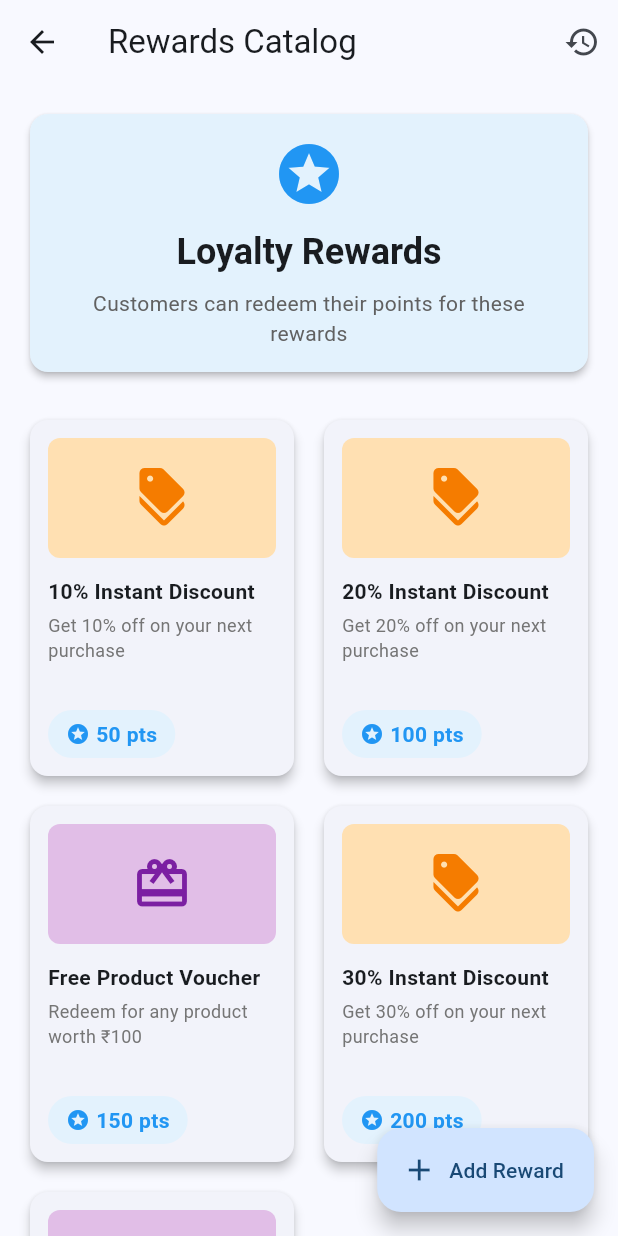
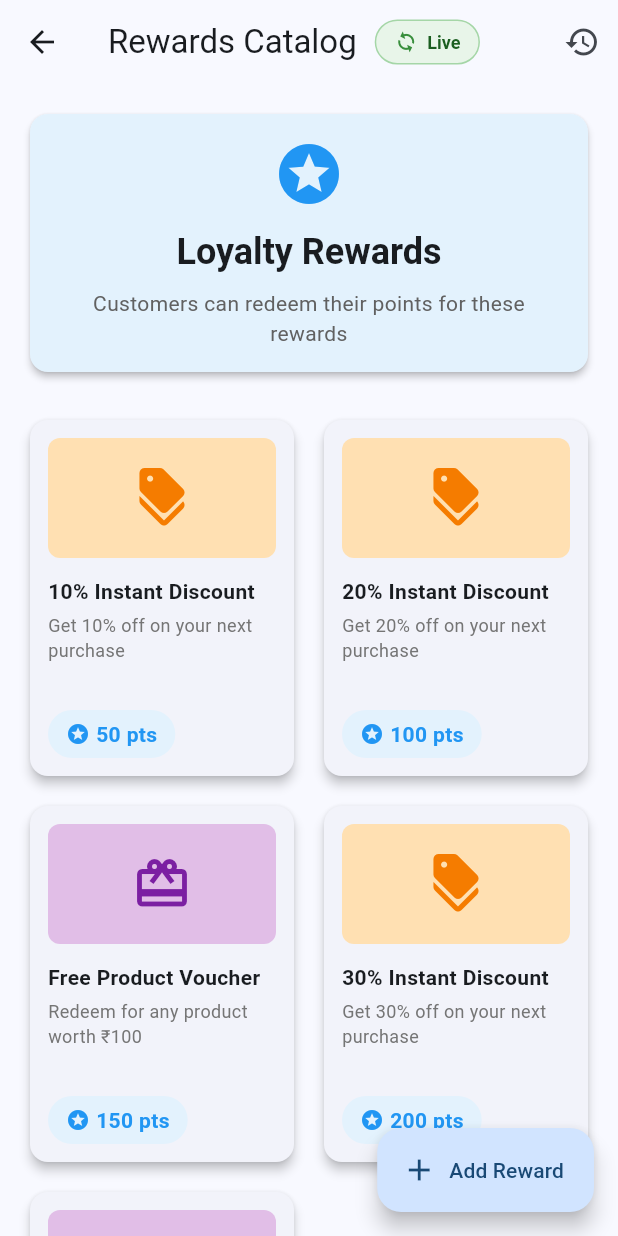
Before and after one commit to kalviumcommunity/S86-0126-CodeMates-Mobile-App-With-Flutter-And-Firebase-CustomerLoop, a Flutter app: the RewardsScreen screen opened directly, on a phone screen of 412 x 824 dp. Run offline on Flutter 3.47's test engine with Material 3 defaults, Android fonts, the phone set to English and light mode, and no system bars; our stand-ins replace cloud_firestore, firebase_auth, firebase_core; accounts and stored records are empty.

Commit message:
feat: implemented real-time Firestore sync using snapshot listeners

```diff
--- a/customerloop/lib/screens/rewards_screen.dart
+++ b/customerloop/lib/screens/rewards_screen.dart
@@ -4,6 +4,7 @@ import '../services/rewards_service.dart';
 import '../services/customer_service.dart';
 import '../models/reward_model.dart';
 import '../models/customer_model.dart';
+import '../widgets/realtime_sync_indicator.dart';
 
 class RewardsScreen extends StatefulWidget {
   const RewardsScreen({super.key});
@@ -310,7 +311,16 @@ class _RewardsScreenState extends State<RewardsScreen> {
 
     return Scaffold(
       appBar: AppBar(
-        title: const Text('Rewards Catalog'),
+        title: Row(
+          children: [
+            const Text('Rewards Catalog'),
+            const SizedBox(width: 12),
+            const RealtimeSyncIndicator(
+              isActive: true,
+              message: 'Live',
+            ),
+          ],
+        ),
         elevation: 0,
         actions: [
           IconButton(
--- /dev/null
+++ b/customerloop/lib/widgets/realtime_sync_indicator.dart
@@ -0,0 +1,185 @@
+import 'package:flutter/material.dart';
+
+/// Widget that displays a real-time sync indicator
+/// Shows when data is being synced with Firestore
+class RealtimeSyncIndicator extends StatefulWidget {
+  final bool isActive;
+  final String? message;
+
+  const RealtimeSyncIndicator({
+    super.key,
+    this.isActive = true,
+    this.message,
+  });
+
+  @override
+  State<RealtimeSyncIndicator> createState() => _RealtimeSyncIndicatorState();
+}
+
+class _RealtimeSyncIndicatorState extends State<RealtimeSyncIndicator>
+    with SingleTickerProviderStateMixin {
+  late AnimationController _controller;
+  late Animation<double> _animation;
+
+  @override
+  void initState() {
+    super.initState();
+    _controller = AnimationController(
+      duration: const Duration(seconds: 2),
+      vsync: this,
+    )..repeat();
+
+    _animation = Tween<double>(begin: 0.0, end: 1.0).animate(_controller);
+  }
+
+  @override
+  void dispose() {
+    _controller.dispose();
+    super.dispose();
+  }
+
+  @override
+  Widget build(BuildContext context) {
+    if (!widget.isActive) {
+      return const SizedBox.shrink();
+    }
+
+    return Container(
+      padding: const EdgeInsets.symmetric(horizontal: 12, vertical: 6),
+      decoration: BoxDecoration(
+        color: Colors.green.shade50,
+        borderRadius: BorderRadius.circular(20),
+        border: Border.all(color: Colors.green.shade200, width: 1),
+      ),
+      child: Row(
+        mainAxisSize: MainAxisSize.min,
+        children: [
+          RotationTransition(
+            turns: _animation,
+            child: Icon(
+              Icons.sync,
+              size: 16,
+              color: Colors.green.shade700,
+            ),
+          ),
+          const SizedBox(width: 6),
+          Text(
+            widget.message ?? 'Live',
+            style: TextStyle(
+              color: Colors.green.shade900,
+              fontSize: 12,
+              fontWeight: FontWeight.w600,
+            ),
+          ),
+        ],
+      ),
+    );
+  }
+}
+
+/// Widget that shows update notifications when data changes
+class DataUpdateNotification extends StatefulWidget {
+  final String message;
+  final VoidCallback? onDismiss;
+
+  const DataUpdateNotification({
+    super.key,
+    required this.message,
+    this.onDismiss,
+  });
+
+  @override
+  State<DataUpdateNotification> createState() => _DataUpdateNotificationState();
+}
+
+class _DataUpdateNotificationState extends State<DataUpdateNotification>
+    with SingleTickerProviderStateMixin {
+  late AnimationController _controller;
+  late Animation<Offset> _slideAnimation;
+  late Animation<double> _fadeAnimation;
+
+  @override
+  void initState() {
+    super.initState();
+    _controller = AnimationController(
+      duration: const Duration(milliseconds: 400),
+      vsync: this,
+    );
+
+    _slideAnimation = Tween<Offset>(
+      begin: const Offset(0, -1),
+      end: Offset.zero,
+    ).animate(CurvedAnimation(
+      parent: _controller,
+      curve: Curves.easeOutCubic,
+    ));
+
+    _fadeAnimation = Tween<double>(
+      begin: 0.0,
+      end: 1.0,
+    ).animate(_controller);
+
+    _controller.forward();
+
+    // Auto-dismiss after 3 seconds
+    Future.delayed(const Duration(seconds: 3), () {
+      if (mounted) {
+        _controller.reverse().then((_) {
+          if (mounted) widget.onDismiss?.call();
+        });
+      }
+    });
+  }
+
+  @override
+  void dispose() {
+    _controller.dispose();
+    super.dispose();
+  }
+
+  @override
+  Widget build(BuildContext context) {
+    return SlideTransition(
+      position: _slideAnimation,
+      child: FadeTransition(
+        opacity: _fadeAnimation,
+        child: Container(
+          margin: const EdgeInsets.all(8),
+          padding: const EdgeInsets.symmetric(horizontal: 16, vertical: 12),
+          decoration: BoxDecoration(
+            color: Colors.blue.shade700,
+            borderRadius: BorderRadius.circular(8),
+            boxShadow: [
+              BoxShadow(
+                color: Colors.black.withOpacity(0.2),
+                blurRadius: 8,
+                offset: const Offset(0, 2),
+              ),
+            ],
+          ),
+          child: Row(
+            mainAxisSize: MainAxisSize.min,
+            children: [
+              const Icon(
+                Icons.update,
+                color: Colors.white,
+                size: 20,
+              ),
+              const SizedBox(width: 8),
+              Flexible(
+                child: Text(
+                  widget.message,
+                  style: const TextStyle(
+                    color: Colors.white,
+                    fontSize: 14,
+                    fontWeight: FontWeight.w500,
+                  ),
+                ),
+              ),
+            ],
+          ),
+        ),
+      ),
+    );
+  }
+}
```
Also changed, not shown: customerloop/lib/screens/dashboard_screen.dart (+13 -3 lines), 1 other file.
